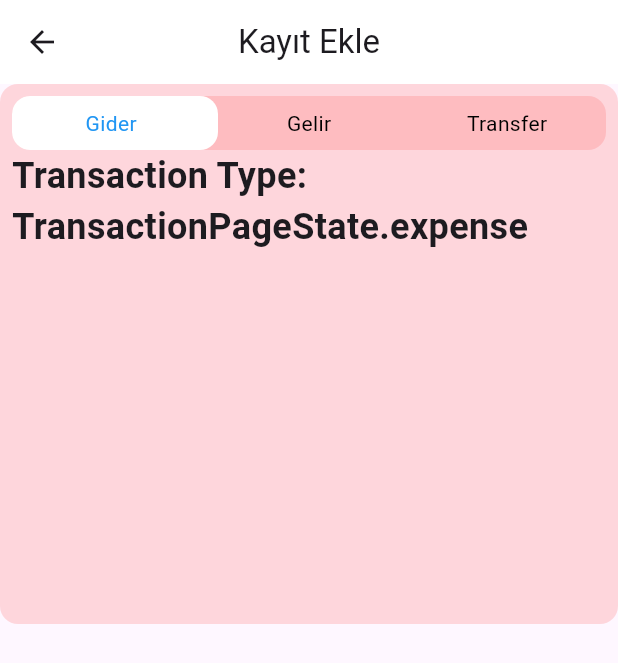
After one commit to orkundayi/transaction_tracker, a Flutter app: the AddTransactionPage screen opened directly, on a phone screen of 412 x 824 dp. The commit adds this screen. Shown: the top 663 px of the screen. Run offline on Flutter 3.47's test engine with Material 3 defaults, Android fonts, the phone set to English and light mode, and no system bars; our stand-ins replace bloc, carousel_slider, cloud_firestore, firebase_auth, firebase_core, fl_chart and 3 more; accounts and stored records are empty; generated files the repository leaves out were written again.

Commit message:
main
main

```diff
--- /dev/null
+++ b/lib/screens/add_transaction/views/add_transaction.dart
@@ -0,0 +1,192 @@
+import 'package:flutter/material.dart';
+import 'package:flutter_application/blocs/create_transaction_bloc/create_transaction_bloc.dart';
+import 'package:flutter_bloc/flutter_bloc.dart';
+
+class AddTransactionPage extends StatefulWidget {
+  const AddTransactionPage({super.key});
+
+  @override
+  State<AddTransactionPage> createState() => _AddTransactionPageState();
+}
+
+class _AddTransactionPageState extends State<AddTransactionPage> {
+  TransactionPageState _transactionPageState = TransactionPageState.expense;
+
+  @override
+  Widget build(BuildContext context) {
+    return BlocProvider.value(
+      value: context.read<CreateTransactionBloc>(),
+      child: Scaffold(
+        appBar: AppBar(
+          title: const Text('Kayıt Ekle'),
+          centerTitle: true,
+          backgroundColor: Colors.white,
+        ),
+        body: SingleChildScrollView(
+          physics: const AlwaysScrollableScrollPhysics(),
+          child: Column(
+            crossAxisAlignment: CrossAxisAlignment.center,
+            children: [
+              Container(
+                height: 360,
+                decoration: BoxDecoration(
+                  borderRadius: BorderRadius.circular(12),
+                  color: _getContainerColor(),
+                ),
+                child: Padding(
+                  padding: const EdgeInsets.all(8.0),
+                  child: Column(
+                    children: [
+                      Stack(
+                        children: [
+                          Container(
+                            width: MediaQuery.of(context).size.width,
+                            height: 36,
+                            decoration: BoxDecoration(
+                              borderRadius: BorderRadius.circular(12),
+                              color: _getContainerColor(),
+                            ),
+                          ),
+                          AnimatedAlign(
+                            duration: const Duration(milliseconds: 300),
+                            alignment: _getAlignment(),
+                            child: Container(
+                              width: MediaQuery.of(context).size.width / 3,
+                              height: 36,
+                              decoration: BoxDecoration(
+                                borderRadius: BorderRadius.circular(12),
+                                color: Colors.white,
+                              ),
+                            ),
+                          ),
+                          Row(
+                            children: [
+                              Expanded(
+                                child: SizedBox(
+                                  height: 36,
+                                  child: Center(
+                                    child: Text(
+                                      'Gider',
+                                      style: TextStyle(
+                                        color: _transactionPageState == TransactionPageState.expense ? Colors.blue : Colors.black,
+                                      ),
+                                    ),
+                                  ),
+                                ),
+                              ),
+                              Expanded(
+                                child: SizedBox(
+                                  height: 36,
+                                  child: Center(
+                                    child: Text(
+                                      'Gelir',
+                                      style: TextStyle(
+                                        color: _transactionPageState == TransactionPageState.income ? Colors.blue : Colors.black,
+                                      ),
+                                    ),
+                                  ),
+                                ),
+                              ),
+                              Expanded(
+                                child: SizedBox(
+                                  height: 36,
+                                  child: Center(
+                                    child: Text(
+                                      'Transfer',
+                                      style: TextStyle(
+                                        color: _transactionPageState == TransactionPageState.transfer ? Colors.blue : Colors.black,
+                                      ),
+                                    ),
+                                  ),
+                                ),
+                              ),
+                            ],
+                          ),
+                          Row(
+                            children: [
+                              Expanded(
+                                child: InkWell(
+                                  onTap: () {
+                                    setState(() {
+                                      _transactionPageState = TransactionPageState.expense;
+                                    });
+                                  },
+                                  child: const SizedBox(height: 36),
+                                ),
+                              ),
+                              Expanded(
+                                child: InkWell(
+                                  onTap: () {
+                                    setState(() {
+                                      _transactionPageState = TransactionPageState.income;
+                                    });
+                                  },
+                                  child: const SizedBox(height: 36),
+                                ),
+                              ),
+                              Expanded(
+                                child: InkWell(
+                                  onTap: () {
+                                    setState(() {
+                                      _transactionPageState = TransactionPageState.transfer;
+                                    });
+                                  },
+                                  child: const SizedBox(height: 36),
+                                ),
+                              ),
+                            ],
+                          ),
+                        ],
+                      ),
+                      Text(
+                        'Transaction Type: $_transactionPageState',
+                        style: const TextStyle(
+                          fontSize: 24,
+                          fontWeight: FontWeight.bold,
+                        ),
+                      ),
+                    ],
+                  ),
+                ),
+              ),
+            ],
+          ),
+        ),
+      ),
+    );
+  }
+
+  // Helper method to get the alignment for the moving container
+  Alignment _getAlignment() {
+    switch (_transactionPageState) {
+      case TransactionPageState.expense:
+        return Alignment.topLeft;
+      case TransactionPageState.income:
+        return Alignment.topCenter;
+      case TransactionPageState.transfer:
+        return Alignment.topRight;
+      default:
+        return Alignment.topLeft;
+    }
+  }
+
+  // Helper method to get the background color based on the current state
+  Color _getContainerColor() {
+    switch (_transactionPageState) {
+      case TransactionPageState.expense:
+        return Colors.redAccent.withOpacity(0.2);
+      case TransactionPageState.income:
+        return Colors.greenAccent.withOpacity(0.2);
+      case TransactionPageState.transfer:
+        return Colors.purpleAccent.withOpacity(0.2);
+      default:
+        return Colors.grey.withOpacity(0.2);
+    }
+  }
+}
+
+enum TransactionPageState {
+  expense,
+  income,
+  transfer,
+}
--- a/lib/screens/home/views/home_screen.dart
+++ b/lib/screens/home/views/home_screen.dart
@@ -2,7 +2,7 @@ import 'package:firebase_repository/firebase_repository.dart';
 import 'package:flutter/cupertino.dart';
 import 'package:flutter/material.dart';
 import 'package:flutter_application/blocs/create_transaction_bloc/create_transaction_bloc.dart';
-import 'package:flutter_application/screens/add_expense/views/add_expense.dart';
+import 'package:flutter_application/screens/add_transaction/views/add_transaction.dart';
 import 'package:flutter_application/screens/home/views/main_screen.dart';
 import 'package:flutter_application/screens/stats/stats_screen.dart';
 import 'package:flutter_bloc/flutter_bloc.dart';
@@ -92,7 +92,7 @@ class _HomeScreenState extends State<HomeScreen> {
                     create: (context) => CreateTransactionBloc(
                       FirebaseTransactionRepository(),
                     ),
-                    child: const AddExpense(),
+                    child: const AddTransactionPage(),
                   ),
                 ),
               )
--- a/lib/screens/home/views/total_balance_card.dart
+++ b/lib/screens/home/views/total_balance_card.dart
@@ -8,10 +8,6 @@ import 'package:flutter/material.dart';
 import 'package:flutter_application/blocs/get_all_transaction_bloc/get_all_transaction_bloc.dart';
 import 'package:flutter_application/blocs/get_user_accounts_bloc/get_user_accounts_bloc.dart';
 import 'package:flutter_bloc/flutter_bloc.dart';
-
-import '../../../blocs/create_transaction_bloc/create_transaction_bloc.dart';
-import '../../../blocs/get_user_transactions_bloc/get_user_transactions_bloc.dart';
-import '../../add_income/views/add_income.dart';
 
 class TotalBalanceCard extends StatefulWidget {
   const TotalBalanceCard({super.key});
@@ -149,7 +145,7 @@ class _TotalBalanceCardState extends State<TotalBalanceCard> {
                           width: MediaQuery.of(context).size.width,
                           left: _privateWidgetVisible ? 180 : 0,
                           child: CarouselSlider.builder(
-                            itemCount: accounts.length,
+                            itemCount: accounts.length + 1,
                             options: CarouselOptions(
                               viewportFraction: 0.85,
                               onPageChanged: (index, reason) {
@@ -164,6 +160,14 @@ class _TotalBalanceCardState extends State<TotalBalanceCard> {
                             ),
                             carouselController: _carouselSliderController,
                             itemBuilder: (context, index, realIndex) {
+                              if (index == accounts.length) {
+                                return Container(
+                                  color: Colors.red,
+                                  child: const Center(
+                                    child: Text('Son'),
+                                  ),
+                                );
+                              }
                               switch (index) {
                                 case 0:
                                   final account = accounts[index];
@@ -179,6 +183,7 @@ class _TotalBalanceCardState extends State<TotalBalanceCard> {
                                     },
                                     child: StarterCard(account: account),
                                   );
+
                                 default:
                                   return TotalBalance(theme: theme, totalBalance: _lastTotalBalance, income: _lastIncome, expense: _lastExpense);
                               }
@@ -390,11 +395,7 @@ class StarterCard extends StatelessWidget {
 
   @override
   Widget build(BuildContext context) {
-    return InkWell(
-      onTap: () {
-        FirebaseAccountRepository().createSpesificAccountForUser(AccountModel(code: 'EUR', name: 'Euro Hesabı', balance: 0.0));
-      },
-      child: Padding(
+    return Padding(
       padding: const EdgeInsets.all(4),
       child: FittedBox(
         fit: BoxFit.scaleDown,
@@ -429,57 +430,15 @@ class StarterCard extends StatelessWidget {
               ),
               const SizedBox(height: 32),
               Text(
-                  'Net Bakiye: ₺${account.balance}',
+                '₺${account.balance}',
                 textAlign: TextAlign.center,
                 style: const TextStyle(
                   fontSize: 20,
                   fontWeight: FontWeight.bold,
                 ),
               ),
-                const SizedBox(height: 16),
-                Row(
-                  mainAxisAlignment: MainAxisAlignment.spaceAround,
-                  children: [
-                    ElevatedButton.icon(
-                      onPressed: () async {
-                        await Navigator.of(context)
-                            .push(
-                          MaterialPageRoute(
-                            builder: (context) => BlocProvider(
-                              create: (context) => CreateTransactionBloc(
-                                FirebaseTransactionRepository(),
-                              ),
-                              child: const AddIncome(),
-                            ),
-                          ),
-                        )
-                            .then((_) {
-                          final transactionsBloc = context.read<GetUserTransactionsBloc>();
-                          transactionsBloc.add(FetchLastTransactions(transactionsBloc.transactionType));
-                          context.read<GetAllTransactionBloc>().add(FetchAllTransactions());
-                        });
-                      },
-                      icon: const Icon(Icons.add),
-                      label: const Text('Gelir Ekle'),
-                      style: ElevatedButton.styleFrom(
-                        padding: const EdgeInsets.symmetric(horizontal: 16, vertical: 8),
-                      ),
-                    ),
-                    ElevatedButton.icon(
-                      onPressed: () {
-                        // Gider ekleme işlevi
-                      },
-                      icon: const Icon(Icons.remove),
-                      label: const Text('Gider Ekle'),
-                      style: ElevatedButton.styleFrom(
-                        padding: const EdgeInsets.symmetric(horizontal: 16, vertical: 8),
-                      ),
-                    ),
+              const SizedBox(height: 48),
             ],
-                ),
-                const SizedBox(height: 8),
-              ],
-            ),
           ),
         ),
       ),
```
Lines whose indentation alone changed are shown as unchanged.
